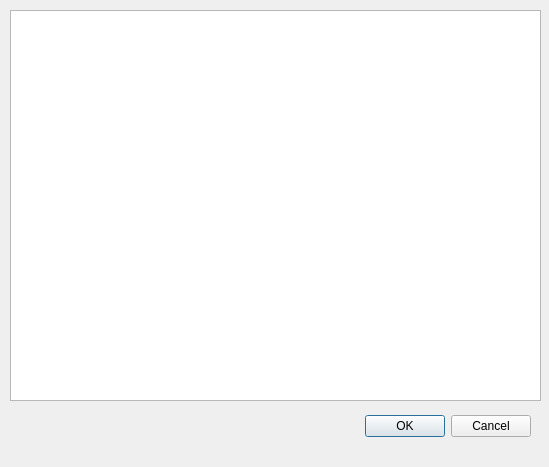
ShompolovMaxim/FCM, file src/ui/load_model_window/load_model_window.ui: the form before one commit.
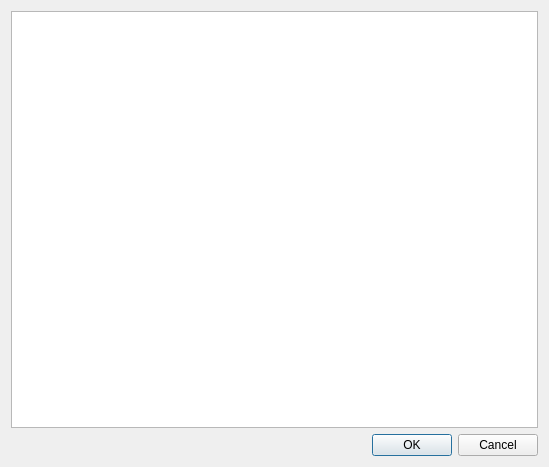
The form after the commit.

Diff of the .ui file:
```diff
--- a/src/ui/load_model_window/load_model_window.ui
+++ b/src/ui/load_model_window/load_model_window.ui
@@ -13,15 +13,12 @@
   <property name="windowTitle">
    <string>Open FCM</string>
   </property>
+  <layout class="QGridLayout" name="gridLayout">
+   <item row="0" column="0">
+    <widget class="QListWidget" name="modelsNames"/>
+   </item>
+   <item row="1" column="0">
   <widget class="QDialogButtonBox" name="buttonBox">
-   <property name="geometry">
-    <rect>
-     <x>190</x>
-     <y>410</y>
-     <width>341</width>
-     <height>32</height>
-    </rect>
-   </property>
    <property name="orientation">
     <enum>Qt::Orientation::Horizontal</enum>
    </property>
@@ -29,16 +26,8 @@
     <set>QDialogButtonBox::StandardButton::Cancel|QDialogButtonBox::StandardButton::Ok</set>
    </property>
   </widget>
-  <widget class="QListWidget" name="modelsNames">
-   <property name="geometry">
-    <rect>
-     <x>10</x>
-     <y>10</y>
-     <width>531</width>
-     <height>391</height>
-    </rect>
-   </property>
-  </widget>
+   </item>
+  </layout>
  </widget>
  <resources/>
  <connections>
```
Lines whose indentation alone changed are shown as unchanged.
